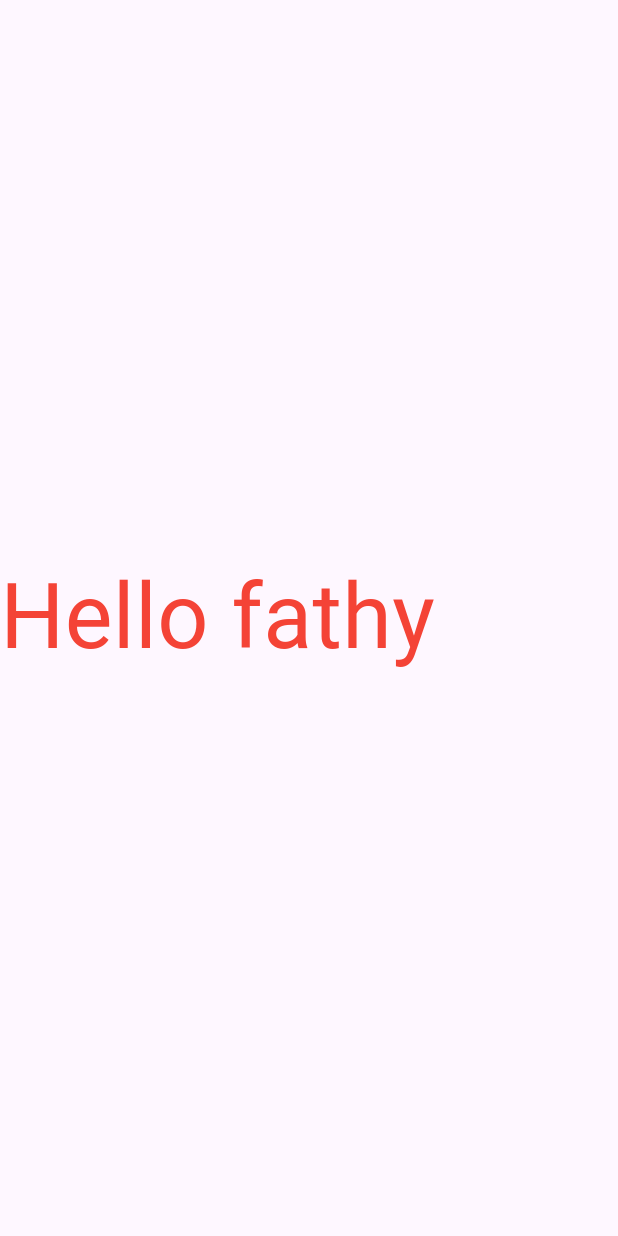
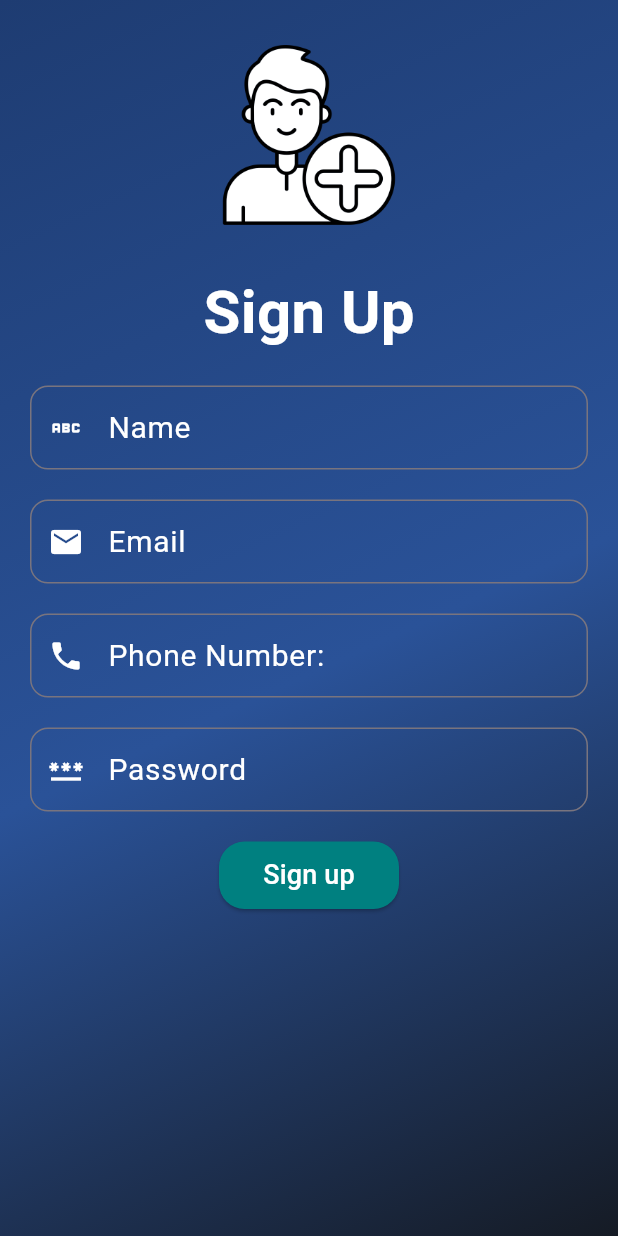
Before and after one commit to Mazen-Senary/ElevateFit-Fitness-Tracker-App, a Flutter app: the screen it shows after launch, on a phone screen of 412 x 824 dp. Run offline on Flutter 3.47's test engine with Material 3 defaults, Android fonts, the phone set to English and light mode, and no system bars.

Commit message:
Login and Signup

```diff
--- /dev/null
+++ b/lib/Widgets/custom_ElevatedButton.dart
@@ -0,0 +1,29 @@
+import 'package:flutter/cupertino.dart';
+import 'package:flutter/material.dart';
+
+class CustomElevatedbutton extends StatelessWidget {
+  const CustomElevatedbutton({super.key, required this.onPressed, required this.text, this.color = Colors.blueAccent, });
+  final VoidCallback onPressed;
+  final String text;
+  final Color?color;
+
+
+  @override
+  Widget build(BuildContext context) {
+    return SizedBox(
+      width: 120,
+      height: 45,
+      child: ElevatedButton(onPressed: onPressed,
+        style: ElevatedButton.styleFrom(
+            backgroundColor: color,
+            shape: RoundedRectangleBorder(borderRadius: BorderRadius.circular(17))
+        ),
+        child: Text(text,
+          style: TextStyle(
+              fontSize: 18,
+              color: Colors.white),
+        ),
+      ),
+    );
+  }
+}
--- /dev/null
+++ b/lib/Widgets/custom_TextField.dart
@@ -0,0 +1,52 @@
+import 'package:flutter/material.dart';
+
+class CustomTextfield extends StatelessWidget {
+  const CustomTextfield({super.key,required this.hint,required this.label, this.ispassword = false, required this.icon, this.iconColor, this.type});
+  final String hint;
+  final String label;
+  final Icon icon;
+  final Color? iconColor;
+  final bool ispassword;
+  final TextInputType? type;
+
+  @override
+  Widget build(BuildContext context) {
+    return
+      Padding(
+        padding: EdgeInsets.symmetric(horizontal: 20),
+        child: Form(
+          child: TextFormField(
+            obscureText: ispassword,
+            keyboardType: type,
+            style: TextStyle(
+                color: Colors.white
+            ),
+            decoration: InputDecoration(
+                fillColor: Colors.white,
+                border: OutlineInputBorder(
+                  gapPadding: 20,
+                  borderRadius: BorderRadius.circular(12),
+                ),
+                focusedBorder: OutlineInputBorder(
+                  borderSide: BorderSide(color: Color(0xff008080), width: 2),
+                ),
+                label: Text(label,
+                  style: TextStyle(
+                    fontSize: 20,
+                    color: Colors.white,
+
+                  ),
+
+                ),
+                prefixIcon: icon,
+                prefixIconColor: iconColor,
+                hintText: hint,
+                hintStyle: TextStyle(
+                  color: Colors.white,
+                )
+            ),
+          ),
+        ),
+      );
+  }
+}
--- a/lib/main.dart
+++ b/lib/main.dart
@@ -1,3 +1,5 @@
+import 'package:elevate_fit/screens/login_screen.dart';
+import 'package:elevate_fit/screens/signup_screen.dart';
 import 'package:flutter/cupertino.dart';
 import 'package:flutter/material.dart';
 
@@ -10,21 +12,8 @@ class MyApp extends StatelessWidget {
   @override
   Widget build(BuildContext context) {
     return MaterialApp(
-      home: Scaffold(
-        body: Container(
-          child: Column(
-            mainAxisAlignment: MainAxisAlignment.center,
-            crossAxisAlignment: CrossAxisAlignment.center,
-            children: [
-              Text("Hello fathy",style: TextStyle(
-                fontSize: 60,
-                color: Colors.red
-              ),)
-            ],
-          ),
-        ),
-
-      ),
+      debugShowCheckedModeBanner: false,
+      home:SignupScreen()
     );
   }
 }
--- /dev/null
+++ b/lib/screens/login_screen.dart
@@ -0,0 +1,55 @@
+import 'package:elevate_fit/Widgets/custom_ElevatedButton.dart';
+import 'package:elevate_fit/Widgets/custom_TextField.dart';
+import 'package:flutter/material.dart';
+
+class LoginScreen extends StatelessWidget {
+  const LoginScreen({super.key});
+
+  @override
+  Widget build(BuildContext context) {
+
+    // var size = MediaQuery.of(context).size;
+    return
+      SafeArea(
+        child: Scaffold(
+        body: Container(
+          decoration: BoxDecoration(
+            gradient: LinearGradient(
+              begin: Alignment.topLeft,
+              end: Alignment.bottomRight,
+              colors: [
+                Color(0xFF1E3C72), // Steel Blue - strong and cool
+                Color(0xFF2A5298), // Teal-Blue mix - focused energy
+                Color(0xFF121212), // Almost Black - adds intensity
+              ],
+            ),
+          ),
+          child: Column(
+            mainAxisAlignment: MainAxisAlignment.start,
+            children: [
+              Image.asset("images/logo.png"),
+              Text("LOGIN",
+                style: TextStyle(
+                  fontWeight: FontWeight.bold,
+                  fontSize: 40,
+                  color: Colors.white
+                ),
+          ),
+              SizedBox(height: 20,),
+              CustomTextfield( ispassword: false, hint: 'example@yourmail.domain',label: "Email: ",icon: Icon(Icons.mail),iconColor: Colors.white,),
+              SizedBox(height: 20,),
+              CustomTextfield( ispassword: true, hint: 'Enter your Password',label: "Password: ",icon: Icon(Icons.password_outlined),iconColor: Colors.white,),
+              SizedBox(height: 20,),
+              CustomElevatedbutton(
+                onPressed:  () {},
+                text: "Login",
+                color: Color(0xff008080),
+              ),
+
+            ]
+          ),
+        )
+      ),
+    );
+  }
+}
--- /dev/null
+++ b/lib/screens/signup_screen.dart
@@ -0,0 +1,63 @@
+import 'package:elevate_fit/Widgets/custom_ElevatedButton.dart';
+import 'package:elevate_fit/Widgets/custom_TextField.dart';
+import 'package:flutter/material.dart';
+
+class SignupScreen extends StatelessWidget {
+  const SignupScreen({super.key});
+
+  @override
+  Widget build(BuildContext context) {
+    return SafeArea(
+      child: Scaffold(
+        body: SingleChildScrollView(
+          child: Container(
+            height: 900,
+            decoration: BoxDecoration(
+              gradient: LinearGradient(
+                begin: Alignment.topLeft,
+                end: Alignment.bottomRight,
+                colors: [
+                  Color(0xFF1E3C72), // Steel Blue - strong and cool
+                  Color(0xFF2A5298), // Teal-Blue mix - focused energy
+                  Color(0xFF121212), // Almost Black - adds intensity
+                ],
+
+              ),
+            ),
+            child: Column(
+              children: [
+                SizedBox(height: 30,),
+                Row(
+                  mainAxisAlignment: MainAxisAlignment.center,
+                  children: [
+                    Image.asset("images/signup_logo.png", width: 120, height: 120,),
+                  ],
+                ),
+                SizedBox(height: 30,),
+                Text("Sign Up",style: TextStyle(
+                    fontWeight: FontWeight.bold,
+                    fontSize: 40,
+                    color: Colors.white
+                )),
+                SizedBox(height: 20,),
+                CustomTextfield(hint: "Enter your name", label: "Name", icon: Icon(Icons.abc),iconColor: Colors.white,),
+                SizedBox(height: 20,),
+                CustomTextfield(hint: "Email", label: "Email", icon: Icon(Icons.email),iconColor: Colors.white,),
+                SizedBox(height: 20,),
+                CustomTextfield(hint: "Enter your Phone Number", label: "Phone Number:", icon: Icon(Icons.phone),iconColor: Colors.white,type: TextInputType.number,),
+                SizedBox(height: 20,),
+                CustomTextfield(hint: "Password", label: "Password", icon: Icon(Icons.password_outlined),iconColor: Colors.white,ispassword: true,),
+                SizedBox(height: 20,),
+                CustomElevatedbutton(onPressed: (){}, text: "Sign up",color: Color(0xff008080),)
+
+
+
+              ],
+            ),
+
+          ),
+        ),
+      ),
+    );
+  }
+}
--- a/pubspec.yaml
+++ b/pubspec.yaml
@@ -52,14 +52,15 @@ dev_dependencies:
 # The following section is specific to Flutter packages.
 flutter:
 
+
   # The following line ensures that the Material Icons font is
   # included with your application, so that you can use the icons in
   # the material Icons class.
   uses-material-design: true
 
   # To add assets to your application, add an assets section, like this:
-  # assets:
-  #   - images/a_dot_burr.jpeg
+  assets:
+     - images/
   #   - images/a_dot_ham.jpeg
 
   # An image asset can refer to one or more resolution-specific "variants", see
```
Also changed, not shown: images/logo.png (added), images/signup_logo.png (added).
